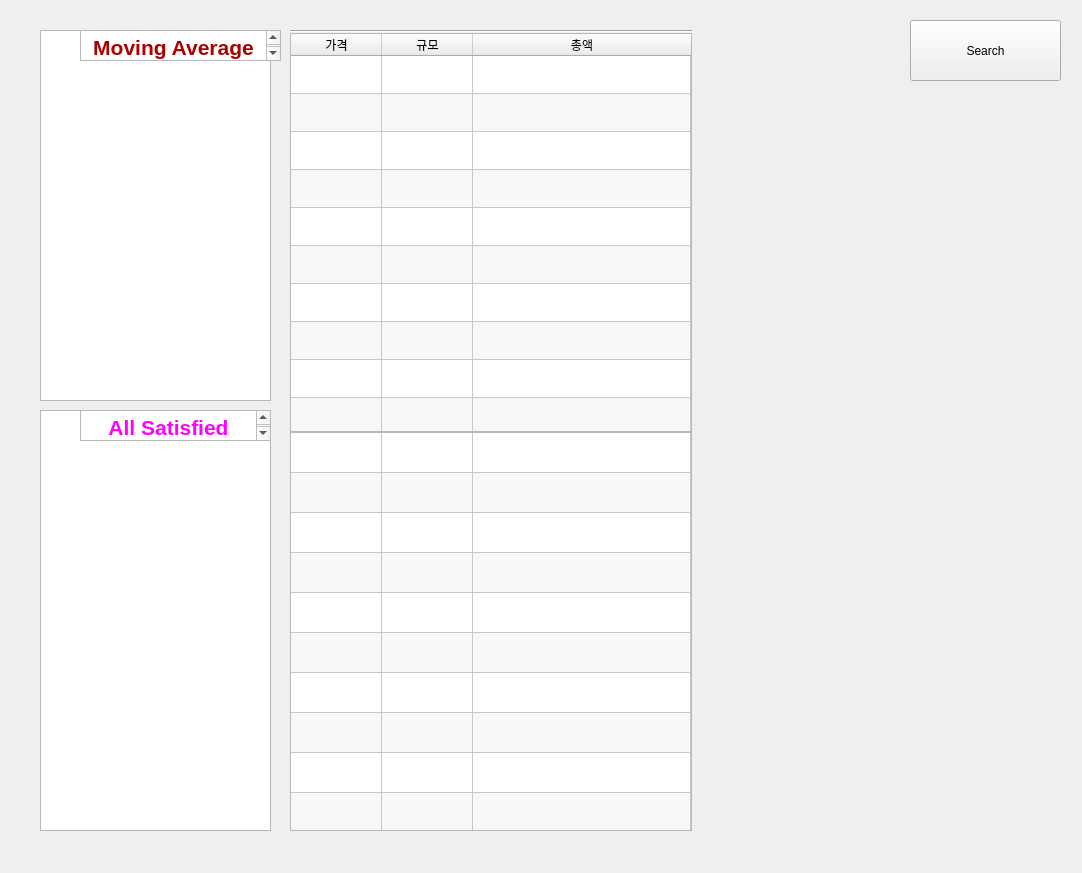
Before: the Qt Designer form text.ui in DHSCCD/FUND, drawn with Qt 5.
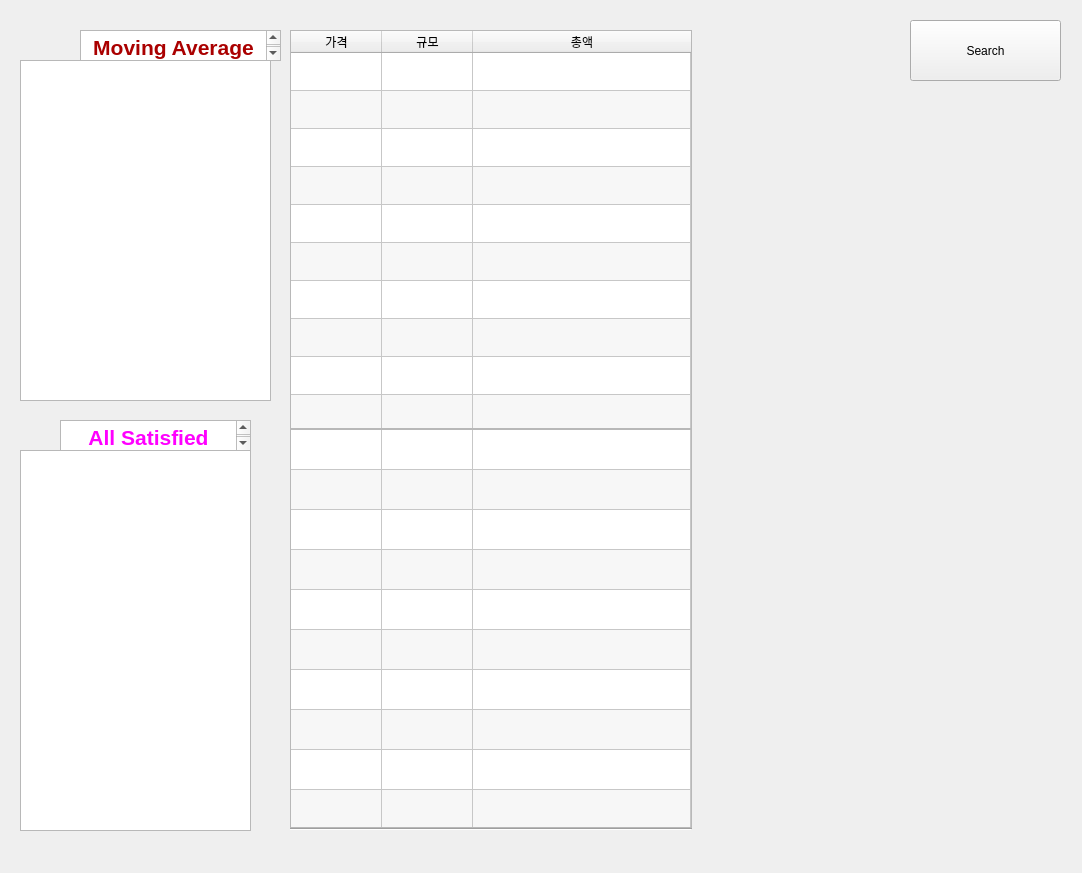
After: the same form once the commit is applied.

```diff
--- a/text.ui
+++ b/text.ui
@@ -32,10 +32,10 @@
    </property>
    <property name="geometry">
     <rect>
-     <x>40</x>
-     <y>30</y>
-     <width>231</width>
-     <height>371</height>
+     <x>20</x>
+     <y>60</y>
+     <width>251</width>
+     <height>341</height>
     </rect>
    </property>
    <property name="openExternalLinks">
@@ -48,10 +48,10 @@
    </property>
    <property name="geometry">
     <rect>
-     <x>40</x>
-     <y>410</y>
+     <x>20</x>
+     <y>450</y>
      <width>231</width>
-     <height>421</height>
+     <height>381</height>
     </rect>
    </property>
    <property name="openExternalLinks">
@@ -78,8 +78,8 @@
   <widget class="QTextEdit" name="textEdit_3">
    <property name="geometry">
     <rect>
-     <x>80</x>
-     <y>410</y>
+     <x>60</x>
+     <y>420</y>
      <width>191</width>
      <height>31</height>
     </rect>
@@ -92,7 +92,7 @@
 &lt;p align=&quot;center&quot; dir='rtl' style=&quot; margin-top:0px; margin-bottom:0px; margin-left:0px; margin-right:0px; -qt-block-indent:0; text-indent:0px;&quot;&gt;&lt;span style=&quot; font-size:16pt; font-weight:600; color:#ff00ff;&quot;&gt;All Satisfied&lt;/span&gt;&lt;/p&gt;&lt;/body&gt;&lt;/html&gt;</string>
    </property>
   </widget>
-  <widget class="QWidget" name="">
+  <widget class="QWidget" name="layoutWidget">
    <property name="geometry">
     <rect>
      <x>290</x>
@@ -105,13 +105,6 @@
     <property name="spacing">
      <number>0</number>
     </property>
-    <item>
-     <widget class="Line" name="line">
-      <property name="orientation">
-       <enum>Qt::Horizontal</enum>
-      </property>
-     </widget>
-    </item>
     <item>
      <widget class="QTableWidget" name="tableWidget_2">
       <property name="sizePolicy">
@@ -284,6 +277,13 @@
       <column/>
      </widget>
     </item>
+    <item>
+     <widget class="Line" name="line">
+      <property name="orientation">
+       <enum>Qt::Horizontal</enum>
+      </property>
+     </widget>
+    </item>
    </layout>
   </widget>
  </widget>
```
